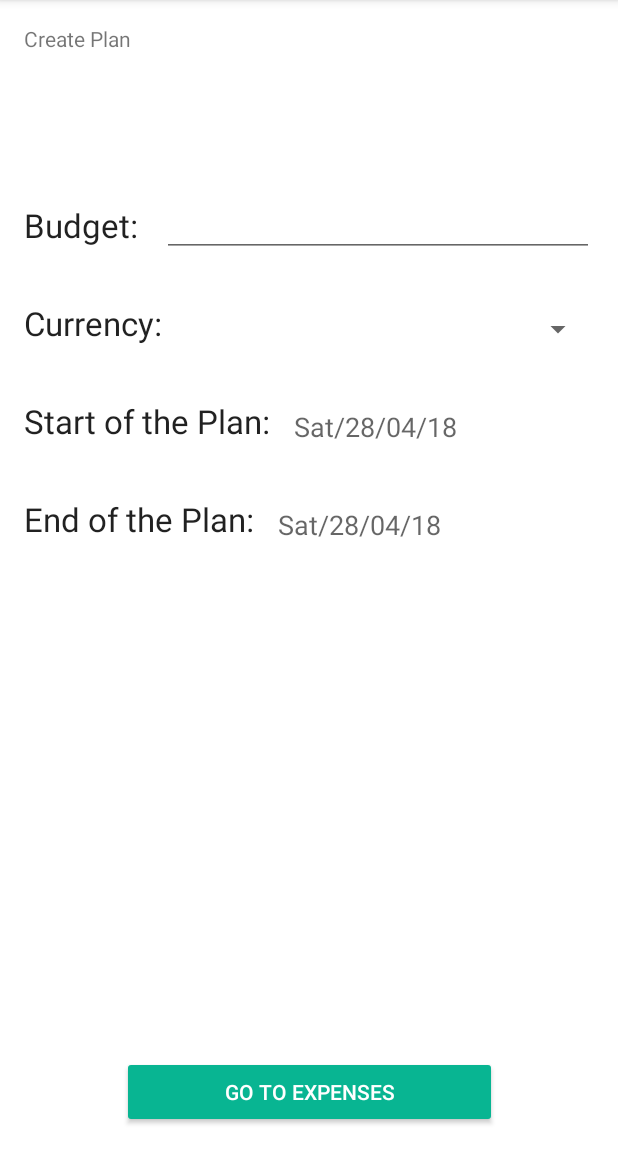
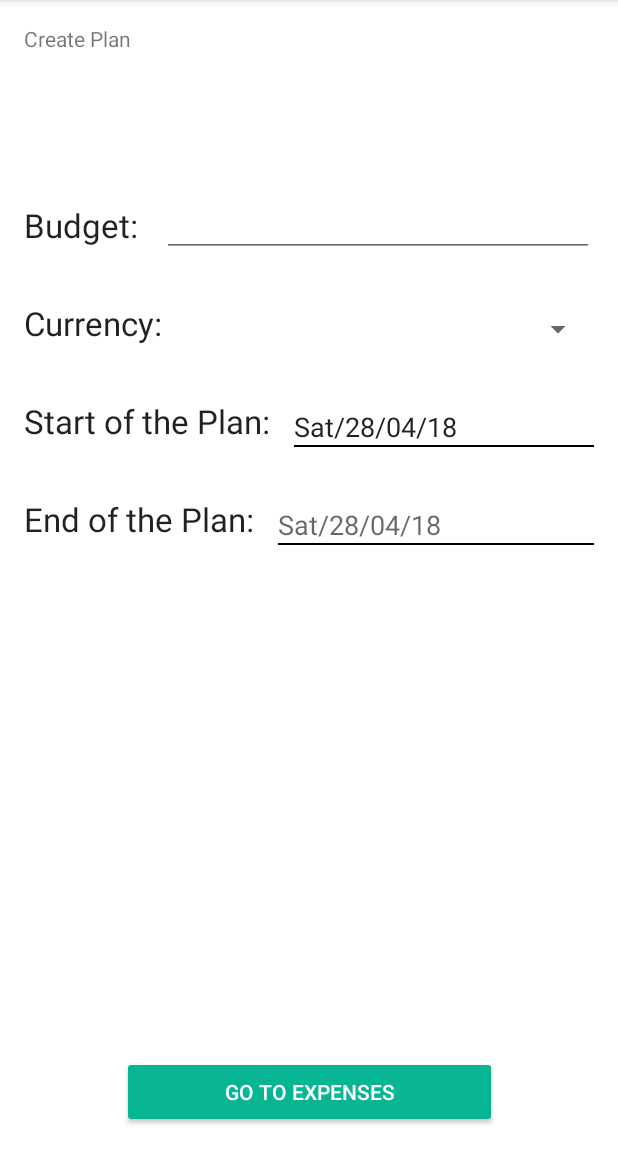
Before and after one commit to HmirceaD/PlanUp, an Android app: the CreatePlanActivity screen opened directly, with no data from a screen before it, on a phone screen of 412 x 824 dp, the part 84-1236 px from its top. Run offline under Robolectric (Android 15) with nearby library versions, the phone set to English and light mode, and no system bars; libraries missing offline, so code that uses them is left out: org.angmarch.views; plain views replace NiceSpinner; 2 statements that could not run were skipped.

Commit message:
underline textViews

```diff
--- a/app/src/main/res/layout/activity_create_plan.xml
+++ b/app/src/main/res/layout/activity_create_plan.xml
@@ -112,12 +112,22 @@
         android:layout_marginTop="8dp"
         android:clickable="true"
         android:ems="10"
-        android:textAppearance="@style/TextAppearance.AppCompat.Medium"
+        android:textAppearance="@style/TextAppearance.AppCompat.Menu"
+        android:textSize="18sp"
         app:layout_constraintBottom_toBottomOf="@+id/startPlanTextView"
         app:layout_constraintEnd_toEndOf="parent"
         app:layout_constraintStart_toEndOf="@+id/startPlanTextView"
         app:layout_constraintTop_toTopOf="@+id/startPlanTextView"
         app:layout_constraintVertical_bias="0.6" />
+
+    <View
+        android:layout_width="0dp"
+        android:layout_height="1dp"
+        android:background="#000"
+        app:layout_constraintLeft_toLeftOf="@+id/startPlanDate"
+        app:layout_constraintRight_toRightOf="@+id/startPlanDate"
+        app:layout_constraintTop_toBottomOf="@+id/startPlanDate"
+        />
 
     <TextView
         android:id="@+id/endPlanTextView"
@@ -148,6 +158,14 @@
         app:layout_constraintTop_toTopOf="@+id/endPlanTextView"
         app:layout_constraintVertical_bias="0.6" />
 
+    <View
+        android:layout_width="0dp"
+        android:layout_height="1dp"
+        android:background="#000"
+        app:layout_constraintLeft_toLeftOf="@+id/endPlanDate"
+        app:layout_constraintRight_toRightOf="@+id/endPlanDate"
+        app:layout_constraintTop_toBottomOf="@+id/endPlanDate" />
+
 
 
 </android.support.constraint.ConstraintLayout>
```
